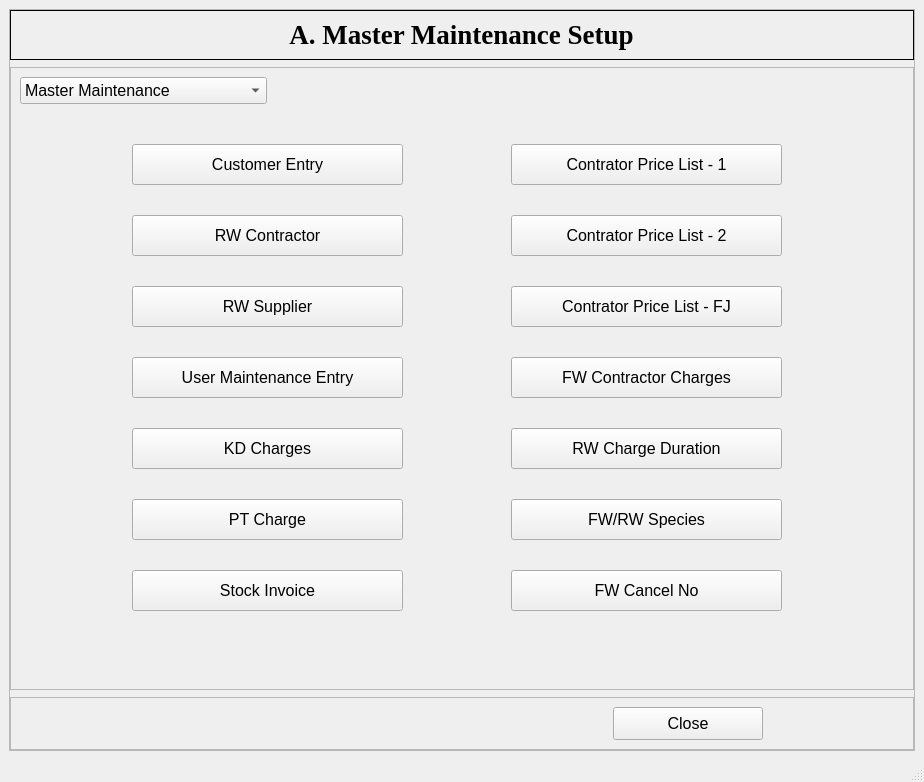
Qt form masterMaintenanceSetup.ui (Kevin-Tan2/IMS) before a commit.
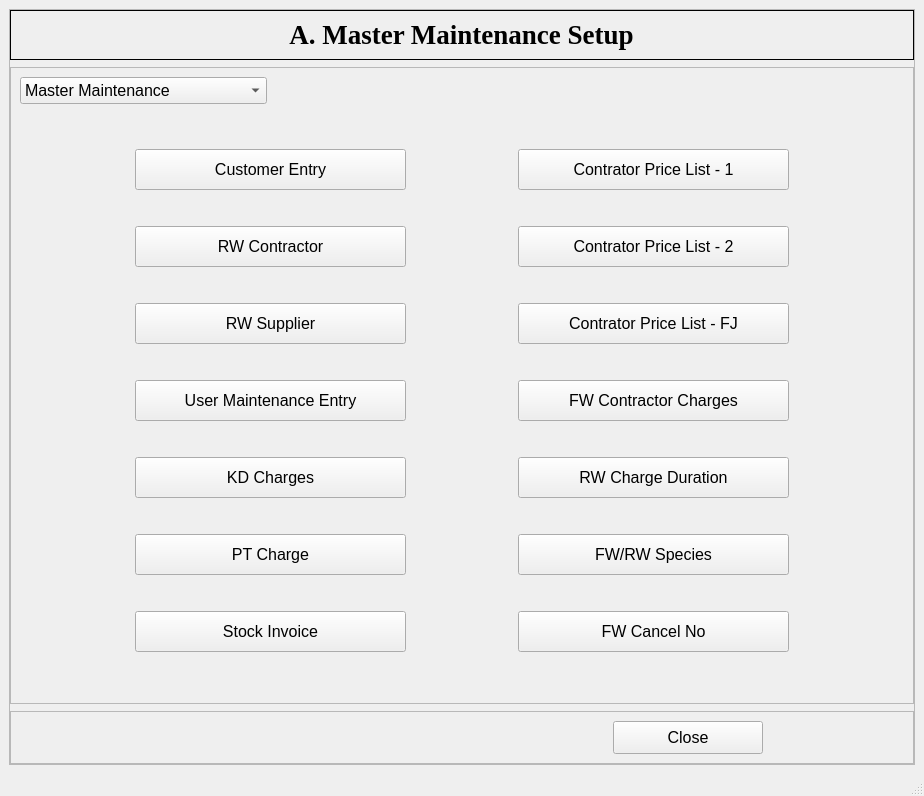
The same form after that commit.

The edit to the form file:
```diff
--- a/masterMaintenanceSetup.ui
+++ b/masterMaintenanceSetup.ui
@@ -7,7 +7,7 @@
     <x>0</x>
     <y>0</y>
     <width>924</width>
-    <height>782</height>
+    <height>796</height>
    </rect>
   </property>
   <property name="windowTitle">
@@ -148,15 +148,9 @@
              <number>0</number>
             </property>
             <widget class="QWidget" name="page">
-             <widget class="QPushButton" name="pushButton">
-              <property name="geometry">
-               <rect>
-                <x>112</x>
-                <y>34</y>
-                <width>271</width>
-                <height>41</height>
-               </rect>
-              </property>
+             <layout class="QGridLayout" name="gridLayout_2">
+              <item row="0" column="0">
+               <widget class="QPushButton" name="customerEntryBtn">
               <property name="minimumSize">
                <size>
                 <width>271</width>
@@ -173,40 +167,9 @@
                <string>Customer Entry</string>
               </property>
              </widget>
-             <widget class="QPushButton" name="pushButton_2">
-              <property name="geometry">
-               <rect>
-                <x>112</x>
-                <y>105</y>
-                <width>271</width>
-                <height>41</height>
-               </rect>
-              </property>
-              <property name="minimumSize">
-               <size>
-                <width>271</width>
-                <height>41</height>
-               </size>
-              </property>
-              <property name="maximumSize">
-               <size>
-                <width>271</width>
-                <height>41</height>
-               </size>
-              </property>
-              <property name="text">
-               <string>RW Contractor</string>
-              </property>
-             </widget>
-             <widget class="QPushButton" name="pushButton_3">
-              <property name="geometry">
-               <rect>
-                <x>491</x>
-                <y>34</y>
-                <width>271</width>
-                <height>41</height>
-               </rect>
-              </property>
+              </item>
+              <item row="0" column="1">
+               <widget class="QPushButton" name="contPriceOneBtn">
               <property name="minimumSize">
                <size>
                 <width>271</width>
@@ -223,15 +186,9 @@
                <string>Contrator Price List - 1</string>
               </property>
              </widget>
-             <widget class="QPushButton" name="pushButton_4">
-              <property name="geometry">
-               <rect>
-                <x>112</x>
-                <y>176</y>
-                <width>271</width>
-                <height>41</height>
-               </rect>
-              </property>
+              </item>
+              <item row="1" column="0">
+               <widget class="QPushButton" name="rwContBtn">
               <property name="minimumSize">
                <size>
                 <width>271</width>
@@ -245,18 +202,12 @@
                </size>
               </property>
               <property name="text">
-               <string>RW Supplier</string>
-              </property>
-             </widget>
-             <widget class="QPushButton" name="pushButton_5">
-              <property name="geometry">
-               <rect>
-                <x>491</x>
-                <y>105</y>
-                <width>271</width>
-                <height>41</height>
-               </rect>
-              </property>
+                 <string>RW Contractor</string>
+                </property>
+               </widget>
+              </item>
+              <item row="1" column="1">
+               <widget class="QPushButton" name="contPriceTwoBtn">
               <property name="minimumSize">
                <size>
                 <width>271</width>
@@ -273,15 +224,28 @@
                <string>Contrator Price List - 2</string>
               </property>
              </widget>
-             <widget class="QPushButton" name="pushButton_6">
-              <property name="geometry">
-               <rect>
-                <x>491</x>
-                <y>176</y>
+              </item>
+              <item row="2" column="0">
+               <widget class="QPushButton" name="rwSupplierBtn">
+                <property name="minimumSize">
+                 <size>
                 <width>271</width>
                 <height>41</height>
-               </rect>
-              </property>
+                 </size>
+                </property>
+                <property name="maximumSize">
+                 <size>
+                  <width>271</width>
+                  <height>41</height>
+                 </size>
+                </property>
+                <property name="text">
+                 <string>RW Supplier</string>
+                </property>
+               </widget>
+              </item>
+              <item row="2" column="1">
+               <widget class="QPushButton" name="contPriceFJBtn">
               <property name="minimumSize">
                <size>
                 <width>271</width>
@@ -298,40 +262,9 @@
                <string>Contrator Price List - FJ</string>
               </property>
              </widget>
-             <widget class="QPushButton" name="pushButton_7">
-              <property name="geometry">
-               <rect>
-                <x>491</x>
-                <y>247</y>
-                <width>271</width>
-                <height>41</height>
-               </rect>
-              </property>
-              <property name="minimumSize">
-               <size>
-                <width>271</width>
-                <height>41</height>
-               </size>
-              </property>
-              <property name="maximumSize">
-               <size>
-                <width>271</width>
-                <height>41</height>
-               </size>
-              </property>
-              <property name="text">
-               <string>FW Contractor Charges</string>
-              </property>
-             </widget>
-             <widget class="QPushButton" name="pushButton_8">
-              <property name="geometry">
-               <rect>
-                <x>112</x>
-                <y>247</y>
-                <width>271</width>
-                <height>41</height>
-               </rect>
-              </property>
+              </item>
+              <item row="3" column="0">
+               <widget class="QPushButton" name="userMaintenanceBtn">
               <property name="minimumSize">
                <size>
                 <width>271</width>
@@ -348,15 +281,28 @@
                <string>User Maintenance Entry</string>
               </property>
              </widget>
-             <widget class="QPushButton" name="pushButton_9">
-              <property name="geometry">
-               <rect>
-                <x>112</x>
-                <y>318</y>
+              </item>
+              <item row="3" column="1">
+               <widget class="QPushButton" name="fwContChargeBtn">
+                <property name="minimumSize">
+                 <size>
                 <width>271</width>
                 <height>41</height>
-               </rect>
-              </property>
+                 </size>
+                </property>
+                <property name="maximumSize">
+                 <size>
+                  <width>271</width>
+                  <height>41</height>
+                 </size>
+                </property>
+                <property name="text">
+                 <string>FW Contractor Charges</string>
+                </property>
+               </widget>
+              </item>
+              <item row="4" column="0">
+               <widget class="QPushButton" name="kdChargeBtn">
               <property name="minimumSize">
                <size>
                 <width>271</width>
@@ -373,15 +319,9 @@
                <string>KD Charges</string>
               </property>
              </widget>
-             <widget class="QPushButton" name="pushButton_10">
-              <property name="geometry">
-               <rect>
-                <x>491</x>
-                <y>318</y>
-                <width>271</width>
-                <height>41</height>
-               </rect>
-              </property>
+              </item>
+              <item row="4" column="1">
+               <widget class="QPushButton" name="rwChargeDurationBtn">
               <property name="minimumSize">
                <size>
                 <width>271</width>
@@ -398,15 +338,9 @@
                <string>RW Charge Duration</string>
               </property>
              </widget>
-             <widget class="QPushButton" name="pushButton_11">
-              <property name="geometry">
-               <rect>
-                <x>112</x>
-                <y>389</y>
-                <width>271</width>
-                <height>41</height>
-               </rect>
-              </property>
+              </item>
+              <item row="5" column="0">
+               <widget class="QPushButton" name="ptChargeBtn">
               <property name="minimumSize">
                <size>
                 <width>271</width>
@@ -423,15 +357,9 @@
                <string>PT Charge</string>
               </property>
              </widget>
-             <widget class="QPushButton" name="pushButton_12">
-              <property name="geometry">
-               <rect>
-                <x>491</x>
-                <y>389</y>
-                <width>271</width>
-                <height>41</height>
-               </rect>
-              </property>
+              </item>
+              <item row="5" column="1">
+               <widget class="QPushButton" name="fwrwSpeciesBtn">
               <property name="minimumSize">
                <size>
                 <width>271</width>
@@ -448,15 +376,9 @@
                <string>FW/RW Species</string>
               </property>
              </widget>
-             <widget class="QPushButton" name="pushButton_13">
-              <property name="geometry">
-               <rect>
-                <x>112</x>
-                <y>460</y>
-                <width>271</width>
-                <height>41</height>
-               </rect>
-              </property>
+              </item>
+              <item row="6" column="0">
+               <widget class="QPushButton" name="stockInvoiceBtn">
               <property name="minimumSize">
                <size>
                 <width>271</width>
@@ -473,15 +395,9 @@
                <string>Stock Invoice</string>
               </property>
              </widget>
-             <widget class="QPushButton" name="pushButton_14">
-              <property name="geometry">
-               <rect>
-                <x>491</x>
-                <y>460</y>
-                <width>271</width>
-                <height>41</height>
-               </rect>
-              </property>
+              </item>
+              <item row="6" column="1">
+               <widget class="QPushButton" name="fwCancelNo">
               <property name="minimumSize">
                <size>
                 <width>271</width>
@@ -498,6 +414,8 @@
                <string>FW Cancel No</string>
               </property>
              </widget>
+              </item>
+             </layout>
             </widget>
             <widget class="QWidget" name="page_2">
              <layout class="QHBoxLayout" name="horizontalLayout_3">
@@ -1035,7 +953,7 @@
          </layout>
         </widget>
        </item>
-       <item alignment="Qt::AlignBottom">
+       <item>
         <widget class="QFrame" name="frame_4">
          <property name="frameShape">
           <enum>QFrame::StyledPanel</enum>
```
Left out of the diff: 4 changed lines with no effect on the pictures. Lines whose indentation alone changed are shown as unchanged.
